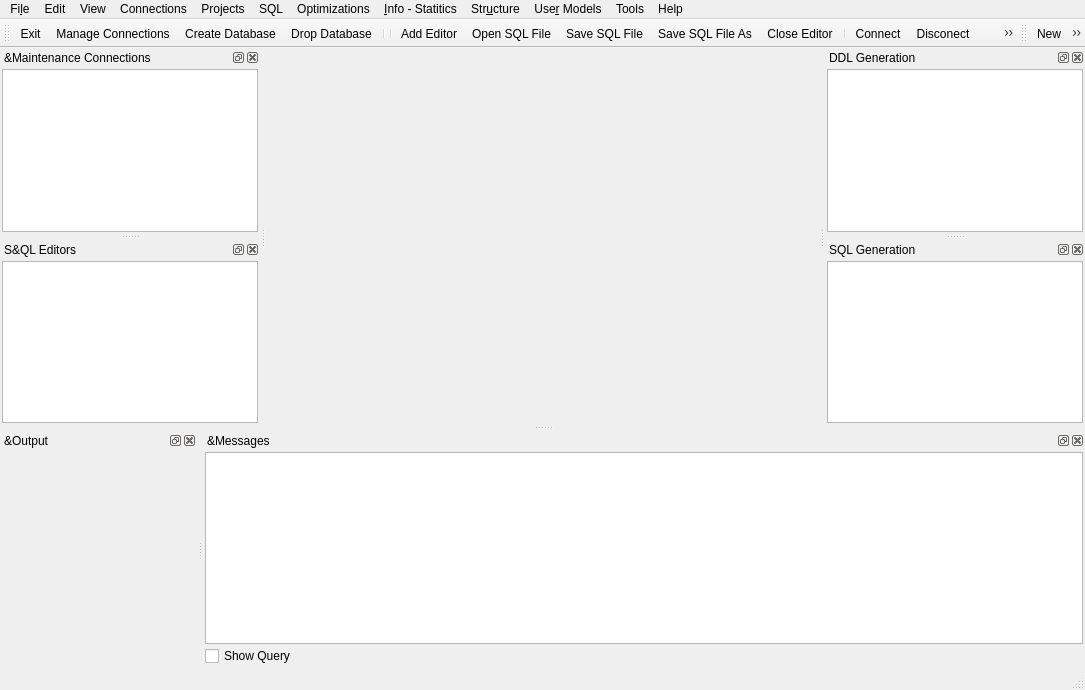
The window that GUI/pgdbatool/mainwindow.ui (marcotcal/PG-DBA-Tools) describes before a commit, drawn with Qt 5.
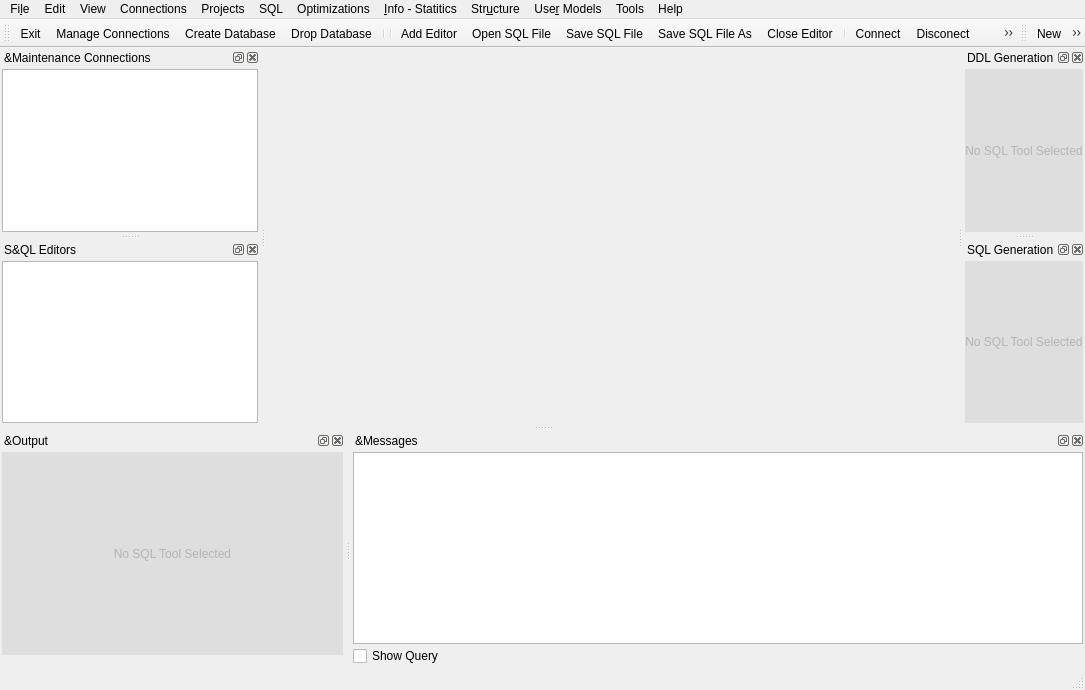
The same window after the commit. Icons and pictures are not drawn. Custom widgets are drawn as their Qt base class.

Commit message: Start creating the ddl and sql stacks

```diff
--- a/GUI/pgdbatool/mainwindow.ui
+++ b/GUI/pgdbatool/mainwindow.ui
@@ -14,7 +14,7 @@
    <string>PostgreSQL DBA Tool</string>
   </property>
   <widget class="QWidget" name="centralWidget">
-   <layout class="QVBoxLayout" name="verticalLayout_5">
+   <layout class="QHBoxLayout" name="horizontalLayout_4">
     <property name="spacing">
      <number>0</number>
     </property>
@@ -396,7 +396,41 @@
         <number>2</number>
        </property>
        <item>
-        <widget class="QStackedWidget" name="output_stack"/>
+        <widget class="QStackedWidget" name="output_stack">
+         <widget class="QWidget" name="output_dummy_page">
+          <layout class="QVBoxLayout" name="verticalLayout_6">
+           <property name="spacing">
+            <number>0</number>
+           </property>
+           <property name="leftMargin">
+            <number>0</number>
+           </property>
+           <property name="topMargin">
+            <number>0</number>
+           </property>
+           <property name="rightMargin">
+            <number>0</number>
+           </property>
+           <item>
+            <widget class="QLabel" name="output_dummy_label">
+             <property name="styleSheet">
+              <string notr="true">background-color: rgb(222, 222, 222);
+color: rgb(180, 180,180);</string>
+             </property>
+             <property name="text">
+              <string>No SQL Tool Selected</string>
+             </property>
+             <property name="alignment">
+              <set>Qt::AlignCenter</set>
+             </property>
+             <property name="wordWrap">
+              <bool>true</bool>
+             </property>
+            </widget>
+           </item>
+          </layout>
+         </widget>
+        </widget>
        </item>
       </layout>
      </item>
@@ -477,15 +511,43 @@
       <number>2</number>
      </property>
      <item>
-      <widget class="DDLGenTreeWidget" name="ddl_generator_list">
-       <attribute name="headerVisible">
-        <bool>false</bool>
-       </attribute>
-       <column>
-        <property name="text">
-         <string>1</string>
-        </property>
-       </column>
+      <widget class="QStackedWidget" name="ddl_stack">
+       <widget class="QWidget" name="ddl_dummy_page">
+        <layout class="QVBoxLayout" name="verticalLayout_5">
+         <property name="spacing">
+          <number>0</number>
+         </property>
+         <property name="leftMargin">
+          <number>0</number>
+         </property>
+         <property name="topMargin">
+          <number>0</number>
+         </property>
+         <property name="rightMargin">
+          <number>0</number>
+         </property>
+         <property name="bottomMargin">
+          <number>0</number>
+         </property>
+         <item>
+          <widget class="QLabel" name="ddl_dummy_label">
+           <property name="styleSheet">
+            <string notr="true">background-color: rgb(222, 222, 222);
+color: rgb(180, 180,180);</string>
+           </property>
+           <property name="text">
+            <string>No SQL Tool Selected</string>
+           </property>
+           <property name="alignment">
+            <set>Qt::AlignCenter</set>
+           </property>
+           <property name="wordWrap">
+            <bool>true</bool>
+           </property>
+          </widget>
+         </item>
+        </layout>
+       </widget>
       </widget>
      </item>
     </layout>
@@ -516,15 +578,43 @@
       <number>2</number>
      </property>
      <item>
-      <widget class="SQLGenTreeWidget" name="sql_generator_list">
-       <attribute name="headerVisible">
-        <bool>false</bool>
-       </attribute>
-       <column>
-        <property name="text">
-         <string notr="true">1</string>
-        </property>
-       </column>
+      <widget class="QStackedWidget" name="sql_stack">
+       <widget class="QWidget" name="sql_dummy_page">
+        <layout class="QVBoxLayout" name="verticalLayout_7">
+         <property name="spacing">
+          <number>0</number>
+         </property>
+         <property name="leftMargin">
+          <number>0</number>
+         </property>
+         <property name="topMargin">
+          <number>0</number>
+         </property>
+         <property name="rightMargin">
+          <number>0</number>
+         </property>
+         <property name="bottomMargin">
+          <number>0</number>
+         </property>
+         <item>
+          <widget class="QLabel" name="sql_dummy_label">
+           <property name="styleSheet">
+            <string notr="true">background-color: rgb(222, 222, 222);
+color: rgb(180, 180,180);</string>
+           </property>
+           <property name="text">
+            <string>No SQL Tool Selected</string>
+           </property>
+           <property name="alignment">
+            <set>Qt::AlignCenter</set>
+           </property>
+           <property name="wordWrap">
+            <bool>true</bool>
+           </property>
+          </widget>
+         </item>
+        </layout>
+       </widget>
       </widget>
      </item>
     </layout>
@@ -1154,18 +1244,6 @@
   </action>
  </widget>
  <layoutdefault spacing="6" margin="11"/>
- <customwidgets>
-  <customwidget>
-   <class>DDLGenTreeWidget</class>
-   <extends>QTreeWidget</extends>
-   <header>ddlgentreewidget.h</header>
-  </customwidget>
-  <customwidget>
-   <class>SQLGenTreeWidget</class>
-   <extends>QTreeWidget</extends>
-   <header>sqlgentreewidget.h</header>
-  </customwidget>
- </customwidgets>
  <resources>
   <include location="pgdbatool.qrc"/>
  </resources>
```
The commit also changes 6 other files.
